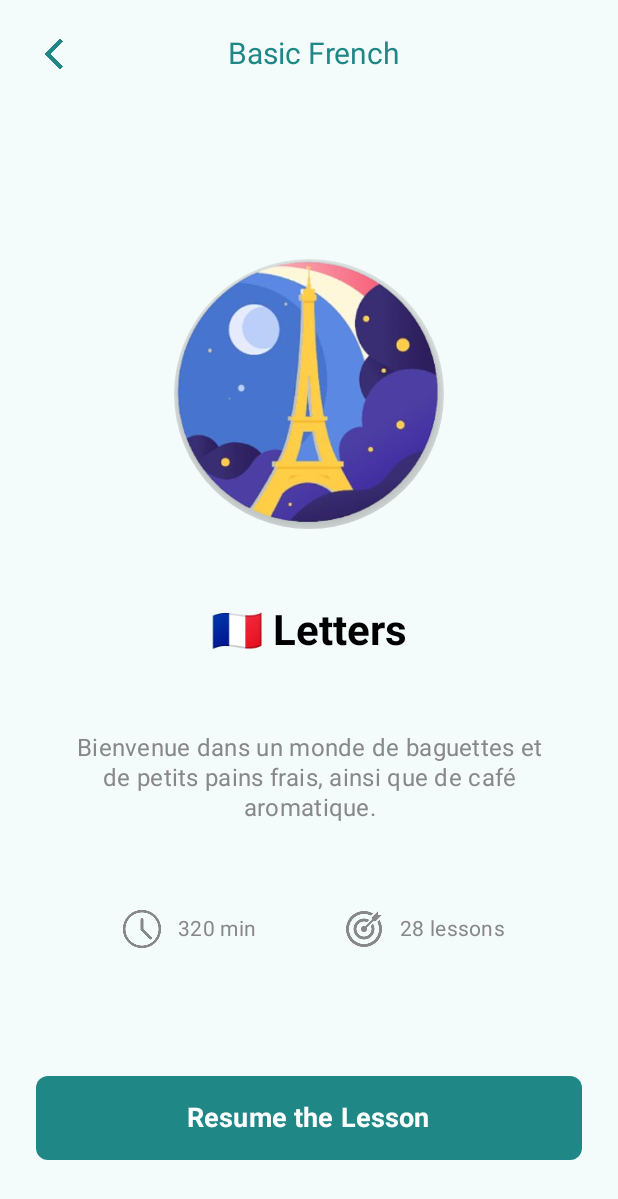
After one commit to krishnapoddar1592/Fluentify-app, an Android app built with Jetpack Compose: the @Preview function LessonStartScreen, on a phone screen of 412 x 824 dp. The commit adds this screen. Shown: the top 1199 px of the screen. Run offline under Robolectric (Android 15) with nearby library versions, the phone set to English and light mode, and no system bars; Roboto replaces fonts that are not available here.

Commit message:
Initial UI design for the Lesson continue/start page

```diff
--- a/app/src/main/java/com/example/fluentifyapp/MainActivity.kt
+++ b/app/src/main/java/com/example/fluentifyapp/MainActivity.kt
@@ -17,6 +17,7 @@ import androidx.navigation.compose.NavHost
 import androidx.navigation.compose.composable
 import androidx.navigation.compose.rememberNavController
 import androidx.navigation.navArgument
+import com.example.fluentifyapp.ui.screens.course.LessonStartScreen
 import com.example.fluentifyapp.ui.screens.home.CourseSelectionScreen
 import com.example.fluentifyapp.ui.screens.home.HomeScreen
 import com.example.fluentifyapp.ui.screens.login.LoginScreen
@@ -94,7 +95,8 @@ class MainActivity : ComponentActivity() {
                                 viewmodel,
                                 onNavigateToCourseRegister = {canGoBack,userId->
                                     navController.navigate("selectCourse/$canGoBack/$userId")
-                                }
+                                },
+                                onNavigateToLesson = {navController.navigate("lesson")}
                             )
                         }
                         composable(
@@ -143,6 +145,9 @@ class MainActivity : ComponentActivity() {
                                 userId=userId
                             )
                         }
+                        composable("lesson"){
+                            LessonStartScreen()
+                        }
                     }
                 }
             }
--- a/app/src/main/java/com/example/fluentifyapp/languages/LanguageData.kt
+++ b/app/src/main/java/com/example/fluentifyapp/languages/LanguageData.kt
@@ -34,4 +34,9 @@ object LanguageData {
     fun getLangFlag(lang:String):Int{
         return getLanguageList().find { it.text.toLowerCase() == lang.toLowerCase() }?.image!!
     }
+
+    fun getLangEmoji(lang:String):String{
+        return getLanguageList().find { it.text.toLowerCase() == lang.toLowerCase() }?.emoji!!
+
+    }
 }
--- /dev/null
+++ b/app/src/main/java/com/example/fluentifyapp/ui/screens/course/LessonStartScreen.kt
@@ -0,0 +1,155 @@
+package com.example.fluentifyapp.ui.screens.course
+import androidx.compose.foundation.Image
+import androidx.compose.foundation.background
+import androidx.compose.foundation.clickable
+import androidx.compose.foundation.layout.*
+import androidx.compose.foundation.shape.CircleShape
+import androidx.compose.foundation.shape.RoundedCornerShape
+import androidx.compose.material3.*
+import androidx.compose.runtime.Composable
+import androidx.compose.ui.Alignment
+import androidx.compose.ui.Modifier
+import androidx.compose.ui.draw.alpha
+import androidx.compose.ui.draw.clip
+import androidx.compose.ui.draw.shadow
+import androidx.compose.ui.graphics.Color
+import androidx.compose.ui.layout.ContentScale
+import androidx.compose.ui.res.painterResource
+import androidx.compose.ui.text.font.FontWeight
+import androidx.compose.ui.text.style.TextAlign
+import androidx.compose.ui.tooling.preview.Preview
+import androidx.compose.ui.unit.dp
+import androidx.compose.ui.unit.sp
+import com.example.fluentifyapp.R
+import com.example.fluentifyapp.languages.LanguageData
+import com.example.fluentifyapp.ui.screens.common.BackButton
+import com.example.fluentifyapp.ui.theme.AppFonts
+import com.example.fluentifyapp.ui.theme.backgroundColor
+import com.example.fluentifyapp.ui.theme.primaryColor
+
+@Preview(showBackground = true)
+@Composable
+fun LessonStartScreen() {
+    val baseSpacing = 100.dp
+    val halfSpacing = baseSpacing / 2
+    val quarterSpacing = baseSpacing / 4
+
+    Box(
+        modifier = Modifier
+            .fillMaxSize()
+            .background(backgroundColor)
+    ) {
+        Column(
+            modifier = Modifier
+                .fillMaxSize()
+                .padding(24.dp)
+                .background(backgroundColor),
+            horizontalAlignment = Alignment.CenterHorizontally,
+        ) {
+            Row(
+                modifier = Modifier
+                    .fillMaxWidth()
+                    .padding(bottom = quarterSpacing),
+                verticalAlignment = Alignment.CenterVertically
+            ) {
+                Image(
+                    painter = painterResource(id = R.drawable.backarrowgreen),
+                    contentDescription = "Back Button",
+                    modifier = Modifier.size(width = 24.dp, height = 23.dp)
+                )
+                Spacer(modifier = Modifier.weight(0.5f))
+                Text(
+                    text = "Basic French",
+                    fontSize = 20.sp,
+                    color = primaryColor,
+                    textAlign = TextAlign.Center,
+                    modifier = Modifier.weight(1f)
+                )
+                Spacer(modifier = Modifier.weight(0.6f))
+            }
+
+            Spacer(modifier = Modifier.height(baseSpacing))
+
+            Image(
+                painter = painterResource(id = R.drawable.france_circular),
+                contentDescription = "French language image",
+                modifier = Modifier
+                    .size(180.dp)
+                    .clip(CircleShape)
+                    .shadow(4.dp, shape = CircleShape, clip = true),
+                contentScale = ContentScale.Crop
+            )
+
+            Spacer(modifier = Modifier.height(halfSpacing))
+
+            Text(
+                text = "${LanguageData.getLangEmoji("French")} Letters",
+                style = MaterialTheme.typography.headlineMedium,
+                fontWeight = FontWeight.Bold,
+                color = Color.Black,
+            )
+
+            Spacer(modifier = Modifier.height(halfSpacing))
+
+            Text(
+                text = "Bienvenue dans un monde de baguettes et de petits pains frais, ainsi que de café aromatique.",
+                style = MaterialTheme.typography.bodyMedium,
+                textAlign = TextAlign.Center,
+                color = Color.Gray,
+                modifier = Modifier.padding(horizontal = 16.dp),
+                fontSize = 16.sp
+            )
+
+            Spacer(modifier = Modifier.height(quarterSpacing))
+
+            Row(
+                modifier = Modifier
+                    .fillMaxWidth()
+                    .padding(vertical = quarterSpacing),
+                horizontalArrangement = Arrangement.SpaceEvenly
+            ) {
+                LessonInfo(icon = R.drawable.clock, text = "320 min")
+                LessonInfo(icon = R.drawable.target, text = "28 lessons")
+            }
+
+            Spacer(modifier = Modifier.weight(1f))
+
+            Button(
+                onClick = { },
+                modifier = Modifier
+                    .fillMaxWidth()
+                    .height(56.dp),
+                colors = ButtonDefaults.buttonColors(containerColor = primaryColor),
+                shape = RoundedCornerShape(8.dp),
+            ) {
+                Text(
+                    text = "Resume the Lesson",
+                    fontSize = 18.sp,
+                    fontWeight = FontWeight.Bold,
+                    color = Color.White
+                )
+            }
+            Spacer(modifier = Modifier.weight(0.5f))
+        }
+    }
+}
+
+@Composable
+fun LessonInfo(icon: Int, text: String) {
+    Row(
+        verticalAlignment = Alignment.CenterVertically,
+        horizontalArrangement = Arrangement.spacedBy(4.dp)
+    ) {
+        Icon(
+            painter = painterResource(id = icon),
+            contentDescription = null,
+            modifier = Modifier.size(40.dp),
+            tint = Color.Gray
+        )
+        Text(
+            text = text,
+            style = MaterialTheme.typography.bodyMedium,
+            color = Color.Gray
+        )
+    }
+}
--- a/app/src/main/java/com/example/fluentifyapp/ui/screens/home/HomeScreen.kt
+++ b/app/src/main/java/com/example/fluentifyapp/ui/screens/home/HomeScreen.kt
@@ -14,6 +14,7 @@ import androidx.compose.animation.core.tween
 import androidx.compose.foundation.Image
 import androidx.compose.foundation.background
 import androidx.compose.foundation.border
+import androidx.compose.foundation.clickable
 import androidx.compose.foundation.horizontalScroll
 import androidx.compose.foundation.layout.Arrangement
 import androidx.compose.foundation.layout.Box
@@ -30,6 +31,8 @@ import androidx.compose.foundation.lazy.LazyColumn
 import androidx.compose.foundation.rememberScrollState
 import androidx.compose.foundation.shape.RoundedCornerShape
 import androidx.compose.foundation.verticalScroll
+import androidx.compose.material3.Card
+import androidx.compose.material3.CardDefaults
 import androidx.compose.material3.CircularProgressIndicator
 import androidx.compose.material3.ExperimentalMaterial3Api
 import androidx.compose.material3.LinearProgressIndicator
@@ -48,9 +51,11 @@ import androidx.compose.ui.Modifier
 import androidx.compose.ui.composed
 import androidx.compose.ui.draw.clip
 import androidx.compose.ui.draw.rotate
+import androidx.compose.ui.draw.shadow
 import androidx.compose.ui.geometry.Offset
 import androidx.compose.ui.graphics.Brush
 import androidx.compose.ui.graphics.Color
+import androidx.compose.ui.graphics.RectangleShape
 import androidx.compose.ui.input.nestedscroll.NestedScrollConnection
 import androidx.compose.ui.input.nestedscroll.NestedScrollSource
 import androidx.compose.ui.input.nestedscroll.nestedScroll
@@ -121,7 +126,8 @@ fun Modifier.shimmerLoadingAnimation(
 @Composable
 fun HomeScreen(
     viewModel: HomeScreenViewModel,
-    onNavigateToCourseRegister: (Boolean, String) -> Unit
+    onNavigateToCourseRegister: (Boolean, String) -> Unit,
+    onNavigateToLesson: () -> Unit
 ) {
     var isRefreshing by remember { mutableStateOf(false) }
 
@@ -160,7 +166,7 @@ fun HomeScreen(
                 if (isLoading || isRefreshing) {
                     ShimmerHomeScreen()
                 } else {
-                    ActualHomeScreen(viewModel, onNavigateToCourseRegister)
+                    ActualHomeScreen(viewModel, onNavigateToCourseRegister,onNavigateToLesson)
                 }
             }
         }
@@ -234,7 +240,8 @@ fun ShimmerHomeScreen() {
 @Composable
 fun ActualHomeScreen(
     viewModel: HomeScreenViewModel,
-    onNavigateToCourseRegister: (Boolean, String) -> Unit
+    onNavigateToCourseRegister: (Boolean, String) -> Unit,
+    onNavigateToLesson: () -> Unit
 ) {
     val name by viewModel.name.collectAsState()
     val currentLesson by viewModel.currentLesson.collectAsState()
@@ -260,7 +267,7 @@ fun ActualHomeScreen(
     Spacer(modifier = Modifier.height(26.dp))
     Text("Continue Learning...", fontSize = 15.sp,fontFamily = AppFonts.quicksand, fontWeight = FontWeight.Bold)
     Spacer(modifier = Modifier.height(16.dp))
-    LessonProgressBox(currentCourse, currentLesson, currentLessonProgress)
+    LessonProgressBox(currentCourse, currentLesson, currentLessonProgress,onNavigateToLesson)
     Spacer(modifier = Modifier.height(26.dp))
     Text("Explore", fontSize = 26.sp, color = primaryColor, fontFamily = AppFonts.quicksand, fontWeight = FontWeight.Bold)
     Spacer(modifier = Modifier.height(16.dp))
@@ -287,7 +294,7 @@ fun WelcomeBox(name: String) {
             )
         }
         Image(
-            painter = painterResource(id = R.drawable.ic_launcher_background),
+            painter = painterResource(id = R.drawable.avatar),
             contentDescription = "User",
             modifier = Modifier
                 .size(50.dp)
@@ -353,7 +360,7 @@ fun CourseProgressBox(
 }
 
 @Composable
-fun LessonProgressBox(currentCourse: String, currentLesson: String, currentLessonProgress: Int) {
+fun LessonProgressBox(currentCourse: String, currentLesson: String, currentLessonProgress: Int, onNavigateToLesson: () -> Unit) {
     var progress by remember { mutableStateOf(0f) }
 
     LaunchedEffect(key1 = currentLessonProgress) {
@@ -365,25 +372,58 @@ fun LessonProgressBox(currentCourse: String, currentLesson: String, currentLesso
             progress = value
         }
     }
+    Card(
+        elevation = CardDefaults.cardElevation(4.dp), // Adjust the elevation value as needed
+        modifier = Modifier.fillMaxWidth().clickable { onNavigateToLesson() } ,
+        shape = RectangleShape// Optional padding to prevent content clipping
+    ) {
         Box(
             modifier = Modifier
                 .fillMaxWidth()
                 .border(1.dp, borderColor)
-            .padding(16.dp)
-            .background(backgroundColor)
+//                .padding(16.dp)
+                .background(Color.White)
+
         ) {
-        Column {
-            Row{
-                Text("Course:", fontWeight = FontWeight.Bold, fontSize = 15.sp, fontFamily = AppFonts.quicksand)
-                Text(" $currentCourse", fontWeight = FontWeight.Bold, fontSize = 15.sp, fontFamily = AppFonts.quicksand, color = primaryColor)
+            Column(modifier = Modifier.padding(16.dp)) {
+                Row {
+                    Text(
+                        "Course:",
+                        fontWeight = FontWeight.Bold,
+                        fontSize = 15.sp,
+                        fontFamily = AppFonts.quicksand
+                    )
+                    Text(
+                        " $currentCourse",
+                        fontWeight = FontWeight.Bold,
+                        fontSize = 15.sp,
+                        fontFamily = AppFonts.quicksand,
+                        color = primaryColor
+                    )
 
                 }
-            Row{
-                Text("Lesson:", fontWeight = FontWeight.Bold, fontSize = 15.sp, fontFamily = AppFonts.quicksand)
-                Text(" $currentLesson", fontWeight = FontWeight.Bold, fontSize = 15.sp, fontFamily = AppFonts.quicksand,color= primaryColor)
+                Row {
+                    Text(
+                        "Lesson:",
+                        fontWeight = FontWeight.Bold,
+                        fontSize = 15.sp,
+                        fontFamily = AppFonts.quicksand
+                    )
+                    Text(
+                        " $currentLesson",
+                        fontWeight = FontWeight.Bold,
+                        fontSize = 15.sp,
+                        fontFamily = AppFonts.quicksand,
+                        color = primaryColor
+                    )
 
                 }
-            Text("Lesson Progress:", fontWeight = FontWeight.Bold, fontSize = 15.sp, fontFamily = AppFonts.quicksand)
+                Text(
+                    "Lesson Progress:",
+                    fontWeight = FontWeight.Bold,
+                    fontSize = 15.sp,
+                    fontFamily = AppFonts.quicksand
+                )
                 Spacer(modifier = Modifier.height(4.dp))
                 Row(verticalAlignment = Alignment.CenterVertically) {
                     LinearProgressIndicator(
@@ -401,6 +441,7 @@ fun LessonProgressBox(currentCourse: String, currentLesson: String, currentLesso
                         fontFamily = AppFonts.quicksand,
                         fontWeight = FontWeight.Bold
                     )
+                }
             }
         }
     }
```
Also changed, not shown: app/src/main/res/drawable/clock.png (added), app/src/main/res/drawable/france_circular.png (added), app/src/main/res/drawable/target.png (added). Lines whose indentation alone changed are shown as unchanged.
